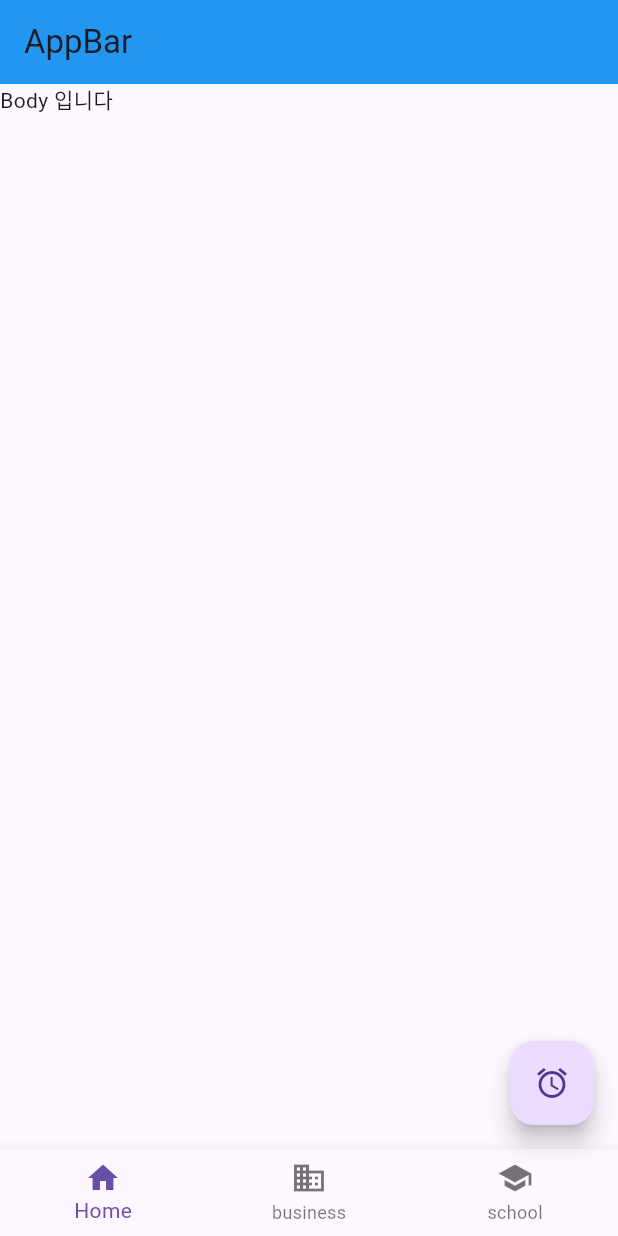
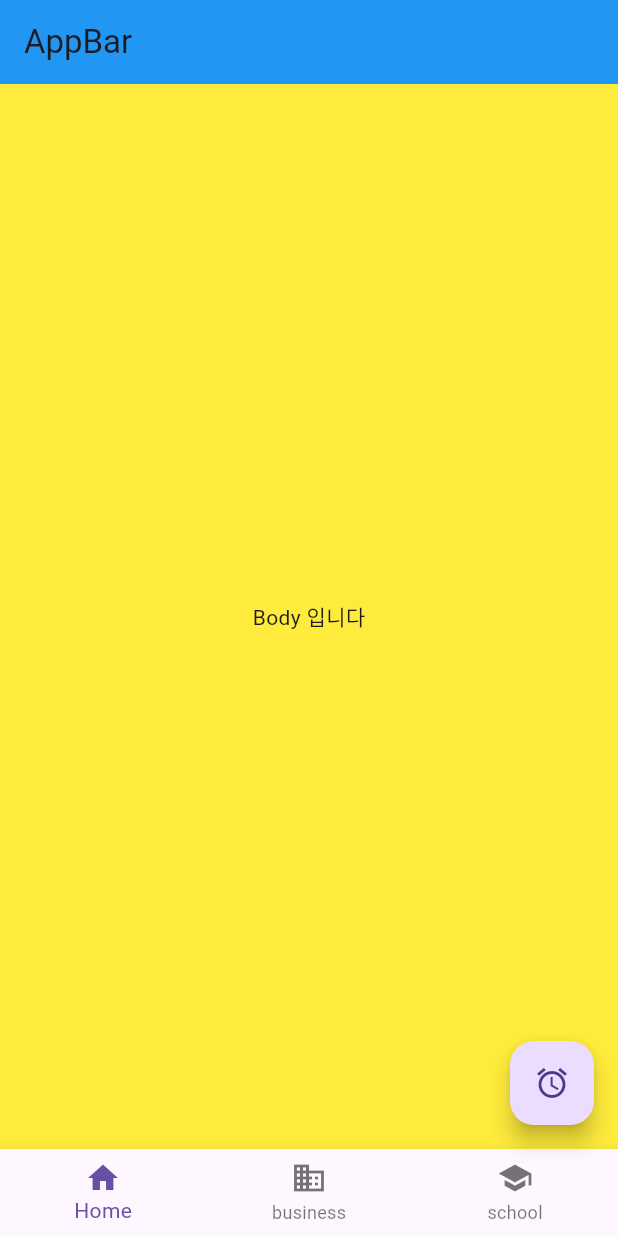
Before and after one commit to YirangKim/Flutter, a Flutter app: the screen it shows after launch, on a phone screen of 412 x 824 dp. Run offline on Flutter 3.47's test engine with Material 3 defaults, Android fonts, the phone set to English and light mode, and no system bars.

Commit message:
flutter Container

```diff
--- a/chap01_flutter_basic/lib/main.dart
+++ b/chap01_flutter_basic/lib/main.dart
@@ -25,7 +25,12 @@ class MyApp extends StatelessWidget {
             title: Text('AppBar'),
             backgroundColor: Colors.blue,
           ),
-          body: Text('Body 입니다'),
+          body: Container(
+            color: Colors.yellow,
+            child: Center(
+              child: Text('Body 입니다'),
+            ),
+          ),
           bottomNavigationBar: BottomNavigationBar(
             items: <BottomNavigationBarItem>[
               BottomNavigationBarItem(
```
